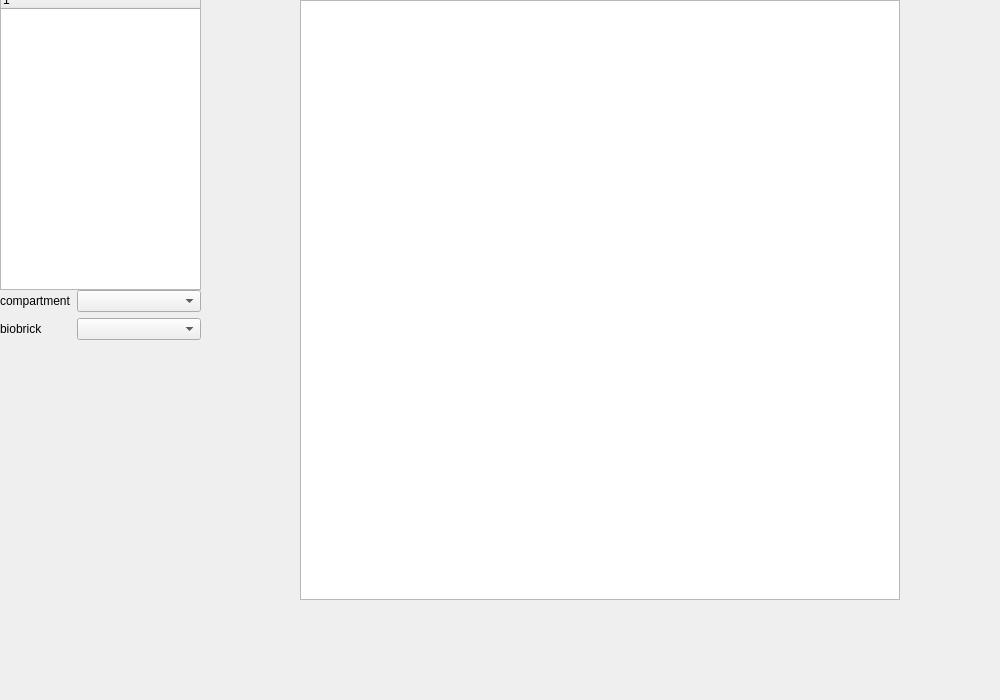
Above: src/igameUiMort/MainGraphicsView.ui from jkdirac/igame before the change. Below: the same form after it.
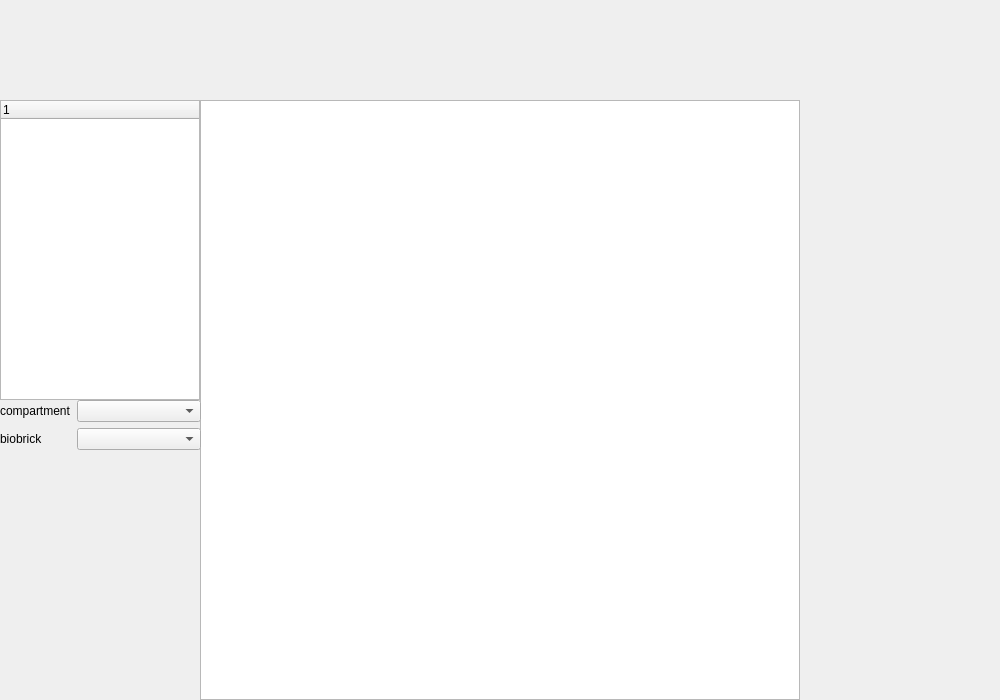
That is the form after the change.

```diff
--- a/src/igameUiMort/MainGraphicsView.ui
+++ b/src/igameUiMort/MainGraphicsView.ui
@@ -37,8 +37,8 @@
   <widget class="QGraphicsView" name="m_mainGraph">
    <property name="geometry">
     <rect>
-     <x>300</x>
-     <y>0</y>
+     <x>200</x>
+     <y>100</y>
      <width>600</width>
      <height>600</height>
     </rect>
@@ -63,8 +63,8 @@
    <property name="geometry">
     <rect>
      <x>0</x>
-     <y>-10</y>
-     <width>201</width>
+     <y>100</y>
+     <width>200</width>
      <height>300</height>
     </rect>
    </property>
@@ -78,7 +78,7 @@
    <property name="geometry">
     <rect>
      <x>0</x>
-     <y>290</y>
+     <y>400</y>
      <width>201</width>
      <height>291</height>
     </rect>
```
